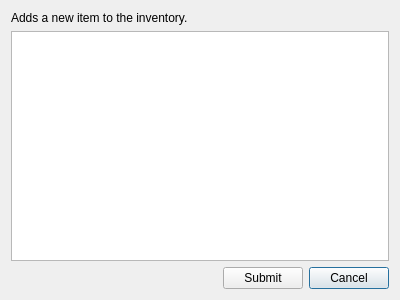
Above: BulkClub/addinvpopup.ui from josharaedwards/CS1C-Project-2 before the change. Below: the same form after it.
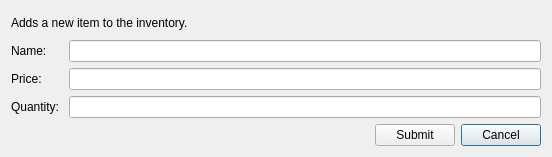
That is the form after the change.

Commit message:
added functionality for deleting inventory item
currently bugged, when relaunching the program, it fetches incorrect data

```diff
--- a/BulkClub/addinvpopup.ui
+++ b/BulkClub/addinvpopup.ui
@@ -7,49 +7,95 @@
     <x>0</x>
     <y>0</y>
     <width>400</width>
-    <height>300</height>
+    <height>157</height>
    </rect>
   </property>
   <property name="windowTitle">
    <string>Dialog</string>
   </property>
   <layout class="QGridLayout" name="gridLayout_2">
-   <item row="0" column="0">
-    <widget class="QLabel" name="labelInvPopupInfo">
-     <property name="text">
-      <string>Adds a new item to the inventory.</string>
+   <item row="4" column="1">
+    <spacer name="horizontalSpacer_2">
+     <property name="orientation">
+      <enum>Qt::Horizontal</enum>
      </property>
-    </widget>
+     <property name="sizeType">
+      <enum>QSizePolicy::Fixed</enum>
+     </property>
+     <property name="sizeHint" stdset="0">
+      <size>
+       <width>300</width>
+       <height>20</height>
+      </size>
+     </property>
+    </spacer>
    </item>
-   <item row="2" column="2">
+   <item row="4" column="3">
     <widget class="QPushButton" name="buttonCancel">
      <property name="text">
       <string>Cancel</string>
      </property>
     </widget>
    </item>
-   <item row="2" column="0">
-    <spacer name="horizontalSpacer">
-     <property name="orientation">
-      <enum>Qt::Horizontal</enum>
-     </property>
-     <property name="sizeHint" stdset="0">
-      <size>
-       <width>40</width>
-       <height>20</height>
-      </size>
-     </property>
-    </spacer>
-   </item>
-   <item row="2" column="1">
+   <item row="4" column="2">
     <widget class="QPushButton" name="buttonSubmit">
      <property name="text">
       <string>Submit</string>
      </property>
     </widget>
    </item>
-   <item row="1" column="0" colspan="3">
-    <widget class="QTableView" name="tableViewInvPopup"/>
+   <item row="4" column="0">
+    <spacer name="horizontalSpacer">
+     <property name="orientation">
+      <enum>Qt::Horizontal</enum>
+     </property>
+     <property name="sizeType">
+      <enum>QSizePolicy::Fixed</enum>
+     </property>
+     <property name="sizeHint" stdset="0">
+      <size>
+       <width>40</width>
+       <height>20</height>
+      </size>
+     </property>
+    </spacer>
+   </item>
+   <item row="0" column="0" colspan="2">
+    <widget class="QLabel" name="labelInvPopupInfo">
+     <property name="text">
+      <string>Adds a new item to the inventory.</string>
+     </property>
+    </widget>
+   </item>
+   <item row="1" column="1" colspan="3">
+    <widget class="QLineEdit" name="lineEdit_3"/>
+   </item>
+   <item row="2" column="1" colspan="3">
+    <widget class="QLineEdit" name="lineEdit_2"/>
+   </item>
+   <item row="3" column="1" colspan="3">
+    <widget class="QLineEdit" name="lineEdit"/>
+   </item>
+   <item row="1" column="0">
+    <widget class="QLabel" name="labelName">
+     <property name="text">
+      <string>Name: </string>
+     </property>
+    </widget>
+   </item>
+   <item row="2" column="0">
+    <widget class="QLabel" name="label_2">
+     <property name="text">
+      <string>Price: </string>
+     </property>
+    </widget>
+   </item>
+   <item row="3" column="0">
+    <widget class="QLabel" name="label_3">
+     <property name="text">
+      <string>Quantity: </string>
+     </property>
+    </widget>
    </item>
   </layout>
  </widget>
```
Left out of the diff: 2 changed lines with no effect on the pictures. The commit also changes 3 other files.
